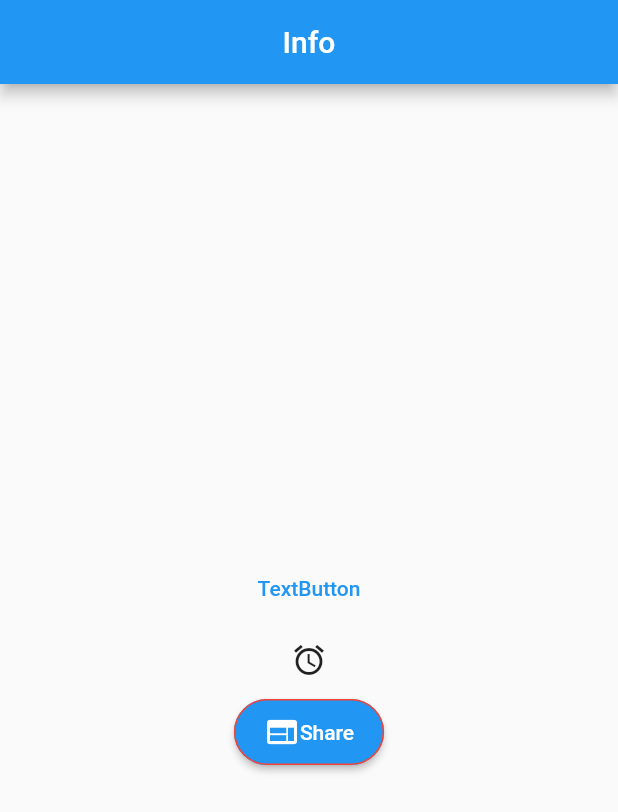
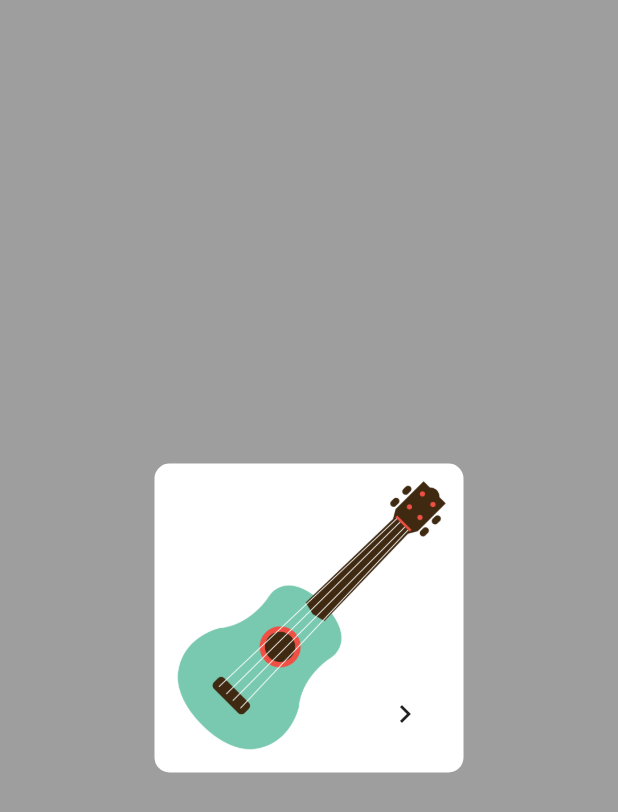
Before and after one commit to thamizhkayal/flutter_class, a Flutter app: the screen it shows after launch, on a phone screen of 412 x 824 dp. Shown: the top 812 px of the screen. Run offline on Flutter 3.47's test engine with Material 2 defaults, Android fonts, the phone set to English and light mode, and no system bars; our stand-ins replace dotted_border, font_awesome_flutter, readmore, velocity_x.

Commit message:
Instrument

```diff
--- /dev/null
+++ b/lib/instument/instrument_list.dart
@@ -0,0 +1,16 @@
+import 'package:flutter/material.dart';
+import 'package:flutter_class/instument/instument_card.dart';
+
+class InstrumentList extends StatelessWidget {
+  const InstrumentList({super.key});
+
+  @override
+  Widget build(BuildContext context) {
+    return Scaffold(
+      backgroundColor: Colors.grey,
+      body: Center(
+        child: InstrumentCard(),
+      ),
+    );
+  }
+}
--- /dev/null
+++ b/lib/instument/instument_card.dart
@@ -0,0 +1,49 @@
+import 'package:flutter/material.dart';
+import 'package:flutter_class/instument/instrument_view.dart';
+
+class InstrumentCard extends StatelessWidget {
+  InstrumentCard({super.key});
+
+  final Map<String, dynamic> info = <String, dynamic>{
+    "img": "assets/images/gi.webp",
+    "title":
+        "Acoustic Guitar Linden Wood Ebony Right Hand Orientation -- Acoustic Guitar Linden Wood Ebony Right Hand Orientation -- -- Acoustic Guitar Linden Wood Ebony Right Hand Orientation",
+    "price": "1200",
+  };
+
+  @override
+  Widget build(BuildContext context) {
+    Size s = MediaQuery.of(context).size;
+    return Material(
+      color: Colors.white,
+      borderRadius: BorderRadius.circular(10),
+      child: Container(
+        width: s.width / 2,
+        height: s.width / 2,
+        padding: EdgeInsets.all(10),
+        child: Stack(
+          children: [
+            Hero(tag: 'img', child: Image.asset(info['img'])),
+            Positioned(
+              bottom: 5,
+              right: 5,
+              child: IconButton(
+                onPressed: () {
+                  Navigator.push(
+                    context,
+                    MaterialPageRoute(
+                      builder: (context) => InstrumentView(info: info),
+                    ),
+                  );
+                },
+                icon: const Icon(Icons.keyboard_arrow_right),
+                splashColor: Colors.black26,
+                splashRadius: 20,
+              ),
+            )
+          ],
+        ),
+      ),
+    );
+  }
+}
--- a/lib/main.dart
+++ b/lib/main.dart
@@ -4,6 +4,7 @@ import 'package:flutter_class/task_2/task2.dart';
 
 import 'MyButtons/my_buttons.dart';
 import 'counter_app/counter_app.dart';
+import 'instument/instrument_list.dart';
 import 'task_1/tsk1.dart';
 import 'widgets/list_view/my_list_view.dart';
 
@@ -19,7 +20,7 @@ class MyApp extends StatelessWidget {
   Widget build(BuildContext context) {
     return MaterialApp(
       debugShowCheckedModeBanner: false,
-      home: MyButtons(),
+      home: InstrumentList(),
       // home: Tsk1(),
     );
   }
--- a/pubspec.yaml
+++ b/pubspec.yaml
@@ -38,6 +38,7 @@ dependencies:
   font_awesome_flutter: ^10.5.0
   dotted_border: ^2.0.0+3
   velocity_x: ^4.1.1
+  readmore: ^2.2.0
 
 
 
```
Also changed, not shown: lib/instument/instrument_view.dart (added, +65 -0 lines), assets/images/gi.webp (added), pubspec.lock.
